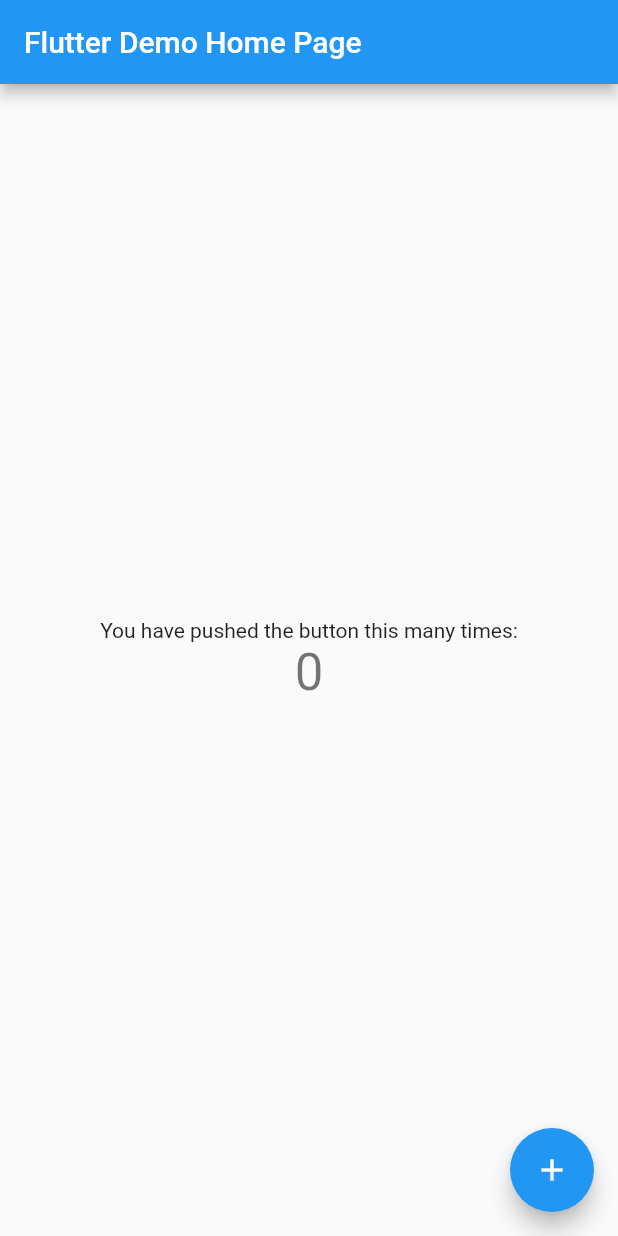
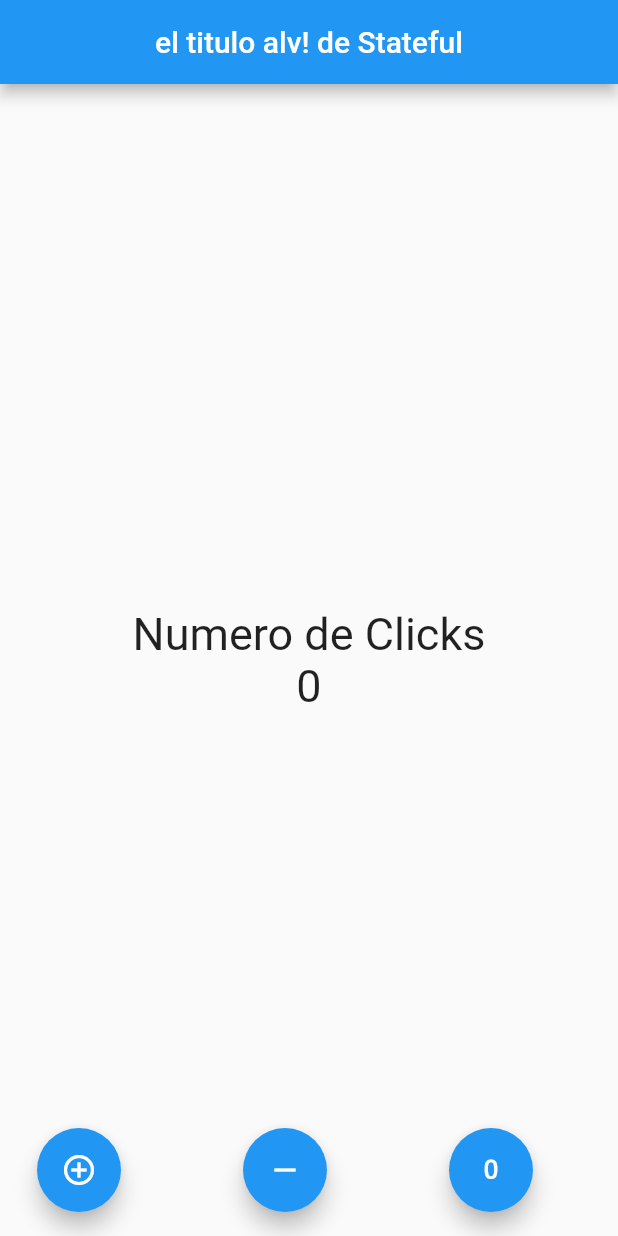
Before and after one commit to AlphaFG00/Flutter, a Flutter app: the screen it shows after launch, on a phone screen of 412 x 824 dp. Run offline on Flutter 3.47's test engine with Material 2 defaults, Android fonts, the phone set to English and light mode, and no system bars.

Commit message:
continuando curso, video 68

```diff
--- a/contador/lib/main.dart
+++ b/contador/lib/main.dart
@@ -1,117 +1,9 @@
 import 'package:flutter/material.dart';
 
-void main() {
-  runApp(MyApp());
+import 'src/app.dart';
+
+//primer lugar donde se ejecuta la app
+void main(List<String> args) {
+
+  runApp(new MyApp());
 }
-
-class MyApp extends StatelessWidget {
-  // This widget is the root of your application.
-  @override
-  Widget build(BuildContext context) {
-    return MaterialApp(
-      title: 'Flutter Demo',
-      theme: ThemeData(
-        // This is the theme of your application.
-        //
-        // Try running your application with "flutter run". You'll see the
-        // application has a blue toolbar. Then, without quitting the app, try
-        // changing the primarySwatch below to Colors.green and then invoke
-        // "hot reload" (press "r" in the console where you ran "flutter run",
-        // or simply save your changes to "hot reload" in a Flutter IDE).
-        // Notice that the counter didn't reset back to zero; the application
-        // is not restarted.
-        primarySwatch: Colors.blue,
-        // This makes the visual density adapt to the platform that you run
-        // the app on. For desktop platforms, the controls will be smaller and
-        // closer together (more dense) than on mobile platforms.
-        visualDensity: VisualDensity.adaptivePlatformDensity,
-      ),
-      home: MyHomePage(title: 'Flutter Demo Home Page'),
-    );
-  }
-}
-
-class MyHomePage extends StatefulWidget {
-  MyHomePage({Key key, this.title}) : super(key: key);
-
-  // This widget is the home page of your application. It is stateful, meaning
-  // that it has a State object (defined below) that contains fields that affect
-  // how it looks.
-
-  // This class is the configuration for the state. It holds the values (in this
-  // case the title) provided by the parent (in this case the App widget) and
-  // used by the build method of the State. Fields in a Widget subclass are
-  // always marked "final".
-
-  final String title;
-
-  @override
-  _MyHomePageState createState() => _MyHomePageState();
-}
-
-class _MyHomePageState extends State<MyHomePage> {
-  int _counter = 0;
-
-  void _incrementCounter() {
-    setState(() {
-      // This call to setState tells the Flutter framework that something has
-      // changed in this State, which causes it to rerun the build method below
-      // so that the display can reflect the updated values. If we changed
-      // _counter without calling setState(), then the build method would not be
-      // called again, and so nothing would appear to happen.
-      _counter++;
-    });
-  }
-
-  @override
-  Widget build(BuildContext context) {
-    // This method is rerun every time setState is called, for instance as done
-    // by the _incrementCounter method above.
-    //
-    // The Flutter framework has been optimized to make rerunning build methods
-    // fast, so that you can just rebuild anything that needs updating rather
-    // than having to individually change instances of widgets.
-    return Scaffold(
-      appBar: AppBar(
-        // Here we take the value from the MyHomePage object that was created by
-        // the App.build method, and use it to set our appbar title.
-        title: Text(widget.title),
-      ),
-      body: Center(
-        // Center is a layout widget. It takes a single child and positions it
-        // in the middle of the parent.
-        child: Column(
-          // Column is also a layout widget. It takes a list of children and
-          // arranges them vertically. By default, it sizes itself to fit its
-          // children horizontally, and tries to be as tall as its parent.
-          //
-          // Invoke "debug painting" (press "p" in the console, choose the
-          // "Toggle Debug Paint" action from the Flutter Inspector in Android
-          // Studio, or the "Toggle Debug Paint" command in Visual Studio Code)
-          // to see the wireframe for each widget.
-          //
-          // Column has various properties to control how it sizes itself and
-          // how it positions its children. Here we use mainAxisAlignment to
-          // center the children vertically; the main axis here is the vertical
-          // axis because Columns are vertical (the cross axis would be
-          // horizontal).
-          mainAxisAlignment: MainAxisAlignment.center,
-          children: <Widget>[
-            Text(
-              'You have pushed the button this many times:',
-            ),
-            Text(
-              '$_counter',
-              style: Theme.of(context).textTheme.headline4,
-            ),
-          ],
-        ),
-      ),
-      floatingActionButton: FloatingActionButton(
-        onPressed: _incrementCounter,
-        tooltip: 'Increment',
-        child: Icon(Icons.add),
-      ), // This trailing comma makes auto-formatting nicer for build methods.
-    );
-  }
-}
--- /dev/null
+++ b/contador/lib/src/app.dart
@@ -0,0 +1,25 @@
+import 'package:contador/src/pages/contador_page.dart';
+//import 'package:contador/src/pages/home_page.dart';
+import 'package:flutter/material.dart';
+
+
+class MyApp extends StatelessWidget{
+//sobreescribir un metodo
+  @override
+  //contexto contiene la informacion del arbol de widget
+  Widget build(context){
+
+
+    return MaterialApp(
+      debugShowCheckedModeBanner: false,
+      home: Center(
+        child: ContadorPage(),
+      ),
+
+
+    );
+
+  }
+
+
+}
--- /dev/null
+++ b/contador/lib/src/pages/contador_page.dart
@@ -0,0 +1,104 @@
+
+import 'package:flutter/material.dart';
+import 'package:flutter/src/widgets/basic.dart';
+
+class ContadorPage extends StatefulWidget{
+
+
+
+  @override
+  createState(){
+    return _ContadorPageState();
+  }
+
+
+
+}
+// _ define una clase privada en un archivo
+
+        //es un estandar poner State, guion bajo lo hace privado
+class _ContadorPageState extends State <ContadorPage>{
+
+
+final _estiloTexto = new TextStyle(fontSize: 30);
+int _conteo=0;
+
+  @override
+  Widget build(BuildContext context) {
+    return Scaffold(
+      appBar: AppBar(
+        title: Text('el titulo alv! de Stateful'),
+        centerTitle: true,
+      ),
+      //la mayoria de los widgets solo pueden tener un hijo
+      body: Center(
+        child: Column(
+
+          mainAxisAlignment: MainAxisAlignment.center ,
+          children: <Widget>[
+            Text ('Numero de Clicks', style: _estiloTexto,),
+            Text ('$_conteo', style: _estiloTexto,),
+
+
+          ],
+        )
+
+
+      ),
+        floatingActionButton: _crearBotones()
+         );
+    throw UnimplementedError();
+  }
+
+  Widget _crearBotones(){
+
+      return Row(
+          children: <Widget>[
+
+        Expanded(
+           child: FloatingActionButton(
+              child: Icon(Icons.add_circle_outline),
+              onPressed: () {
+
+
+                print('Mas!');
+
+                //para que se vea el cambio en el widget
+                setState(() {
+                  _conteo++;
+                });
+
+              },
+            ) ,
+
+        ),
+              //
+         Expanded(
+           child: FloatingActionButton(
+              child: Icon(Icons.remove),
+              onPressed: () {
+                print('menos!');
+                //para que se vea el cambio en el widget
+                setState(() {
+                  _conteo--;
+                });
+              },
+            ) ,
+         ),
+         Expanded(
+            child:FloatingActionButton(
+              child: Icon(Icons.exposure_zero),
+              onPressed: () {
+                print('a cero!');
+                //para que se vea el cambio en el widget
+                setState(() {
+                  _conteo=0;
+                });
+              },
+            )  ,
+         ),
+        ],
+      );
+  }
+
+}//solo se utiliza dentro de la misma
```
Also changed, not shown: Componentes/componentes/data/menu_opts.json (added, +20 -0 lines), Componentes/componentes/lib/main.dart (added, +107 -0 lines), Componentes/componentes/lib/src/pages/home_page.dart (added, +68 -0 lines), Componentes/componentes/lib/src/pages/home_temp.dart (added, +60 -0 lines), Componentes/componentes/lib/src/providers/menu_provider.dart (added, +29 -0 lines), Componentes/componentes/pubspec.yaml (added, +77 -0 lines), contador/lib/src/pages/home_page.dart (added, +47 -0 lines), Componentes/componentes/pubspec.lock (added), 59 other files.
